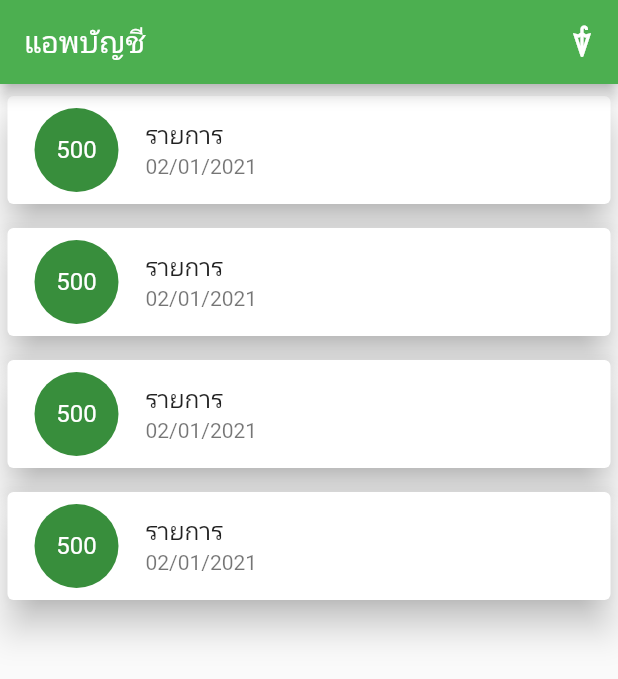
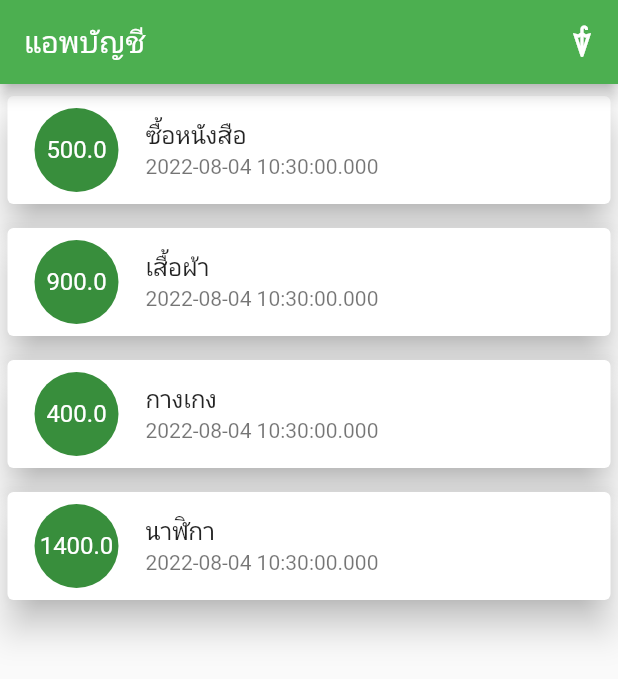
Before and after one commit to Redleafz2735/4-flutter, a Flutter app: the screen it shows after launch, on a phone screen of 412 x 824 dp. Shown: the top 679 px of the screen. Run offline on Flutter 3.47's test engine with Material 2 defaults, Android fonts, the phone set to English and light mode, and no system bars.

Commit message:
commit 10

```diff
--- a/lib/main.dart
+++ b/lib/main.dart
@@ -1,4 +1,5 @@
 import 'package:flutter/material.dart';
+import 'package:flutter_application_1/models/Transaction.dart';
 import 'package:flutter_application_1/providers/transaction_provider.dart';
 import 'package:flutter_application_1/screens/form._screen.dart';
 import 'package:provider/provider.dart';
@@ -54,23 +55,29 @@ class _MyHomePageState extends State<MyHomePage> {
             )
           ],
         ),
-        body: ListView.builder(
-            itemCount: 4,
+        body: Consumer(
+          builder: (context, TransactionProvider provider, child) {
+            return ListView.builder(
+                itemCount: provider.transaction.length,
                 itemBuilder: (context, int index) {
+                  Transaction data = provider.transaction[index];
                   return Card(
                     elevation: 10,
-                margin: const EdgeInsets.symmetric(vertical: 8, horizontal: 5),
+                    margin:
+                        const EdgeInsets.symmetric(vertical: 8, horizontal: 5),
                     child: ListTile(
                       leading: CircleAvatar(
                         radius: 30,
                         child: FittedBox(
-                      child: Text("500"),
+                          child: Text(data.amount.toString()),
                         ),
                       ),
-                  title: Text("รายการ"),
-                  subtitle: Text("02/01/2021"),
+                      title: Text(data.title),
+                      subtitle: Text(data.date.toString()),
                     ),
                   );
-            }));
+                });
+          },
+        ));
   }
 }
--- a/lib/models/Transaction.dart
+++ b/lib/models/Transaction.dart
@@ -5,5 +5,5 @@ class Transaction {
   double amount; //จำนวนเงิน
   DateTime date; //วันที่ เวลา
 
-  Transaction({this,title,this,amount,this,date});
+  Transaction({required this.title, required this.amount, required this.date});
 }
--- a/lib/providers/transaction_provider.dart
+++ b/lib/providers/transaction_provider.dart
@@ -5,8 +5,9 @@ class TransactionProvider with ChangeNotifier {
   // ตัวอย่างข้อมูล
   List<Transaction> transaction = [
     Transaction(title: "ซื้อหนังสือ", amount: 500, date: DateTime.now()),
-    Transaction(title: "เสื้อผ้า", amount: 500, date: DateTime.now()),
-    Transaction(title: "กางเกง", amount: 500, date: DateTime.now())
+    Transaction(title: "เสื้อผ้า", amount: 900, date: DateTime.now()),
+    Transaction(title: "กางเกง", amount: 400, date: DateTime.now()),
+    Transaction(title: "นาฬิกา", amount: 1400, date: DateTime.now())
   ];
 
   //ดึงข้อมูล
```
Lines whose indentation alone changed are shown as unchanged.
